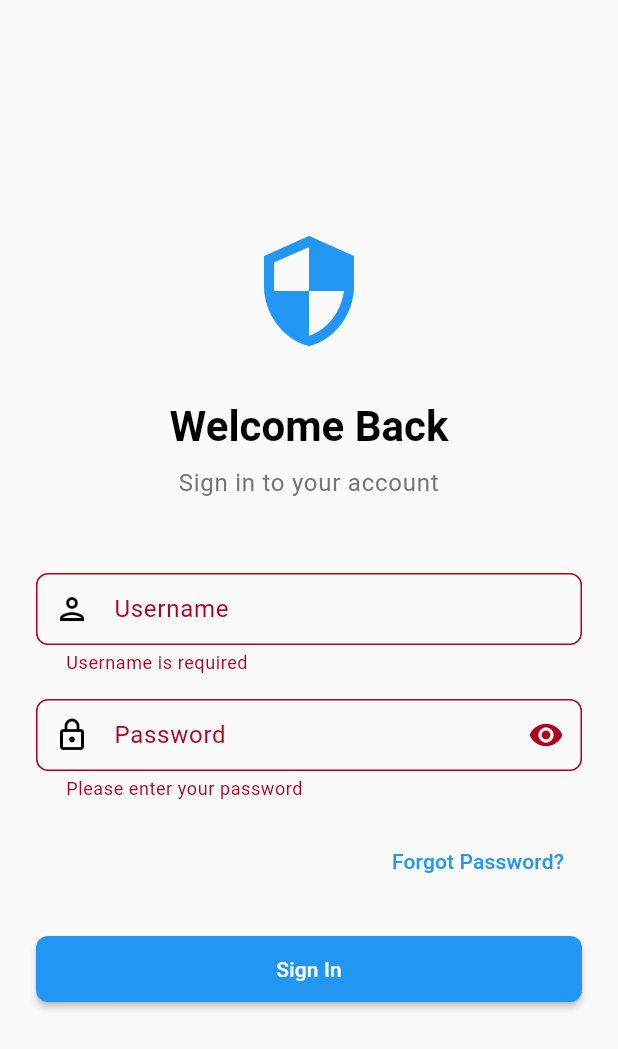
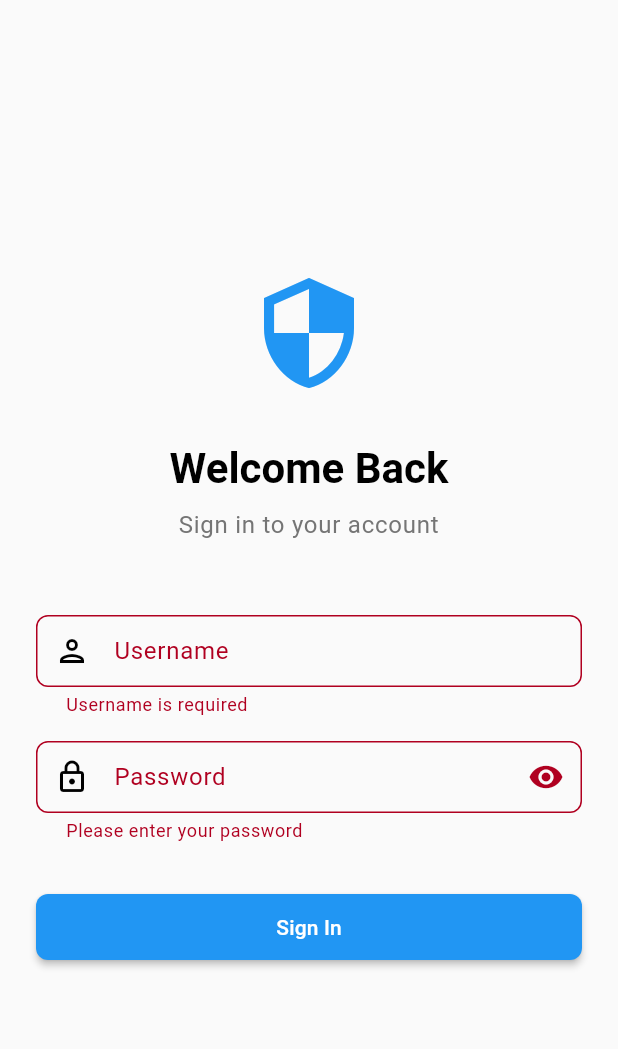
Before and after one commit to retry0/spb, a Flutter app: the screen it shows after launch, after a tap on "Sign In", on a phone screen of 412 x 824 dp. Shown: the top 1049 px of the screen. Run offline on Flutter 3.47's test engine with Material 3 defaults, Android fonts, the phone set to English and light mode, and no system bars; our stand-ins replace dartz, dio, equatable, flutter_bloc, flutter_secure_storage, get_it and 6 more; accounts and stored records are empty.

Commit message:
Remove Password Reset Feature

```diff
--- a/lib/core/di/injection.dart
+++ b/lib/core/di/injection.dart
@@ -17,8 +17,6 @@ import '../../features/auth/domain/usecases/login_usecase.dart';
 import '../../features/auth/domain/usecases/logout_usecase.dart';
 import '../../features/auth/domain/usecases/refresh_token_usecase.dart';
 import '../../features/auth/domain/usecases/check_username_availability_usecase.dart';
-import '../../features/auth/domain/usecases/request_password_reset_usecase.dart';
-import '../../features/auth/domain/usecases/reset_password_usecase.dart';
 import '../../features/auth/presentation/bloc/auth_bloc.dart';
 import '../../features/theme/presentation/bloc/theme_bloc.dart';
 import '../../features/home/data/datasources/home_remote_datasource.dart';
@@ -100,8 +98,6 @@ Future<void> configureDependencies() async {
   getIt.registerLazySingleton(() => LogoutUseCase(getIt<AuthRepository>()));
   getIt.registerLazySingleton(() => RefreshTokenUseCase(getIt<AuthRepository>()));
   getIt.registerLazySingleton(() => CheckUsernameAvailabilityUseCase(getIt<AuthRepository>()));
-  getIt.registerLazySingleton(() => RequestPasswordResetUseCase(getIt<AuthRepository>()));
-  getIt.registerLazySingleton(() => ResetPasswordUseCase(getIt<AuthRepository>()));
 
   // BLoCs
   getIt.registerFactory(
@@ -110,8 +106,6 @@ Future<void> configureDependencies() async {
       logoutUseCase: getIt<LogoutUseCase>(),
       refreshTokenUseCase: getIt<RefreshTokenUseCase>(),
       checkUsernameAvailabilityUseCase: getIt<CheckUsernameAvailabilityUseCase>(),
-      requestPasswordResetUseCase: getIt<RequestPasswordResetUseCase>(),
-      resetPasswordUseCase: getIt<ResetPasswordUseCase>(),
     ),
   );
 
--- a/lib/core/router/app_router.dart
+++ b/lib/core/router/app_router.dart
@@ -5,7 +5,6 @@ import 'package:flutter_bloc/flutter_bloc.dart';
 import '../../features/auth/presentation/bloc/auth_bloc.dart';
 import '../../features/auth/presentation/pages/login_page.dart';
 import '../../features/auth/presentation/pages/splash_page.dart';
-import '../../features/auth/presentation/pages/password_reset_page.dart';
 import '../../features/main/presentation/pages/main_page.dart';
 import '../../features/home/presentation/pages/home_page.dart';
 import '../../features/data/presentation/pages/data_page.dart';
@@ -21,16 +20,14 @@ class AppRouter {
       // If user is not logged in and trying to access protected routes
       if (!isLoggedIn &&
           state.matchedLocation != '/login' &&
-          state.matchedLocation != '/splash' &&
-          !state.matchedLocation.startsWith('/password-reset')) {
+          state.matchedLocation != '/splash') {
         return '/login';
       }
 
       // If user is logged in and trying to access auth routes
       if (isLoggedIn &&
           (state.matchedLocation == '/login' ||
-           state.matchedLocation == '/splash' ||
-           state.matchedLocation.startsWith('/password-reset'))) {
+           state.matchedLocation == '/splash')) {
         return '/home';
       }
 
@@ -46,14 +43,6 @@ class AppRouter {
         path: '/login',
         name: 'login',
         builder: (context, state) => const LoginPage(),
-      ),
-      GoRoute(
-        path: '/password-reset',
-        name: 'password-reset',
-        builder: (context, state) {
-          final token = state.uri.queryParameters['token'];
-          return PasswordResetPage(token: token);
-        },
       ),
       ShellRoute(
         builder: (context, state, child) => MainPage(child: child),
--- a/lib/features/auth/domain/repositories/auth_repository.dart
+++ b/lib/features/auth/domain/repositories/auth_repository.dart
@@ -9,8 +9,6 @@ abstract class AuthRepository {
   Future<Either<Failure, void>> logout();
   Future<Either<Failure, AuthTokens>> refreshToken();
   Future<Either<Failure, User>> getCurrentUser();
-  Future<Either<Failure, void>> requestPasswordReset(String username);
-  Future<Either<Failure, void>> resetPassword(String token, String newPassword);
   Future<Either<Failure, void>> changePassword(String currentPassword, String newPassword);
   Future<Either<Failure, bool>> checkUsernameAvailability(String username);
   Future<bool> isLoggedIn();
--- a/lib/features/auth/presentation/bloc/auth_event.dart
+++ b/lib/features/auth/presentation/bloc/auth_event.dart
@@ -40,25 +40,3 @@ class AuthUsernameAvailabilityRequested extends AuthEvent {
   @override
   List<Object> get props => [username];
 }
-
-class AuthPasswordResetRequested extends AuthEvent {
-  final String username;
-
-  const AuthPasswordResetRequested(this.username);
-
-  @override
-  List<Object> get props => [username];
-}
-
-class AuthPasswordResetConfirmRequested extends AuthEvent {
-  final String token;
-  final String newPassword;
-
-  const AuthPasswordResetConfirmRequested({
-    required this.token,
-    required this.newPassword,
-  });
-
-  @override
-  List<Object> get props => [token, newPassword];
-}
--- a/lib/features/auth/presentation/bloc/auth_state.dart
+++ b/lib/features/auth/presentation/bloc/auth_state.dart
@@ -58,24 +58,3 @@ class AuthUsernameCheckError extends AuthState {
   @override
   List<Object> get props => [message];
 }
-
-class AuthPasswordResetLoading extends AuthState {
-  const AuthPasswordResetLoading();
-}
-
-class AuthPasswordResetEmailSent extends AuthState {
-  const AuthPasswordResetEmailSent();
-}
-
-class AuthPasswordResetSuccess extends AuthState {
-  const AuthPasswordResetSuccess();
-}
-
-class AuthPasswordResetError extends AuthState {
-  final String message;
-
-  const AuthPasswordResetError(this.message);
-
-  @override
-  List<Object> get props => [message];
-}
--- a/lib/features/auth/presentation/widgets/login_form.dart
+++ b/lib/features/auth/presentation/widgets/login_form.dart
@@ -35,75 +35,9 @@ class _LoginFormState extends State<LoginForm> {
     }
   }
 
-  void _onForgotPassword() {
-    final username = _usernameController.text.trim();
-    if (username.isNotEmpty) {
-      _showPasswordResetDialog(username);
-    } else {
-      _showUsernameRequiredDialog();
-    }
-  }
-
-  void _showPasswordResetDialog(String username) {
-    showDialog(
-      context: context,
-      builder: (context) => AlertDialog(
-        title: const Text('Reset Password'),
-        content: Text('Send password reset instructions to the account associated with username "$username"?'),
-        actions: [
-          TextButton(
-            onPressed: () => Navigator.pop(context),
-            child: const Text('Cancel'),
-          ),
-          ElevatedButton(
-            onPressed: () {
-              Navigator.pop(context);
-              context.read<AuthBloc>().add(AuthPasswordResetRequested(username));
-            },
-            child: const Text('Send Reset Link'),
-          ),
-        ],
-      ),
-    );
-  }
-
-  void _showUsernameRequiredDialog() {
-    showDialog(
-      context: context,
-      builder: (context) => AlertDialog(
-        title: const Text('Username Required'),
-        content: const Text('Please enter your username first, then tap "Forgot Password?" to reset your password.'),
-        actions: [
-          TextButton(
-            onPressed: () => Navigator.pop(context),
-            child: const Text('OK'),
-          ),
-        ],
-      ),
-    );
-  }
-
   @override
   Widget build(BuildContext context) {
-    return BlocListener<AuthBloc, AuthState>(
-      listener: (context, state) {
-        if (state is AuthPasswordResetEmailSent) {
-          ScaffoldMessenger.of(context).showSnackBar(
-            const SnackBar(
-              content: Text('Password reset instructions have been sent.'),
-              backgroundColor: Colors.green,
-            ),
-          );
-        } else if (state is AuthPasswordResetError) {
-          ScaffoldMessenger.of(context).showSnackBar(
-            SnackBar(
-              content: Text(state.message),
-              backgroundColor: Theme.of(context).colorScheme.error,
-            ),
-          );
-        }
-      },
-      child: Form(
+    return Form(
       key: _formKey,
       child: Column(
         crossAxisAlignment: CrossAxisAlignment.stretch,
@@ -147,20 +81,10 @@ class _LoginFormState extends State<LoginForm> {
               return null;
             },
           ),
-            const SizedBox(height: 16),
-            Row(
-              children: [
-                const Spacer(),
-                TextButton(
-                  onPressed: _onForgotPassword,
-                  child: const Text('Forgot Password?'),
-                ),
-              ],
-            ),
-            const SizedBox(height: 24),
+          const SizedBox(height: 32),
           BlocBuilder<AuthBloc, AuthState>(
             builder: (context, state) {
-                final isLoading = state is AuthLoading || state is AuthPasswordResetLoading;
+              final isLoading = state is AuthLoading;
 
               return ElevatedButton(
                 onPressed: isLoading ? null : _onSubmit,
@@ -176,7 +100,6 @@ class _LoginFormState extends State<LoginForm> {
           ),
         ],
       ),
-      ),
     );
   }
 }
```
Also changed, not shown: lib/features/auth/data/datasources/auth_remote_datasource.dart (+4 -37 lines), lib/features/auth/data/repositories/auth_repository_impl.dart (+0 -35 lines), lib/features/auth/presentation/bloc/auth_bloc.dart (+8 -42 lines). Lines whose indentation alone changed are shown as unchanged.
